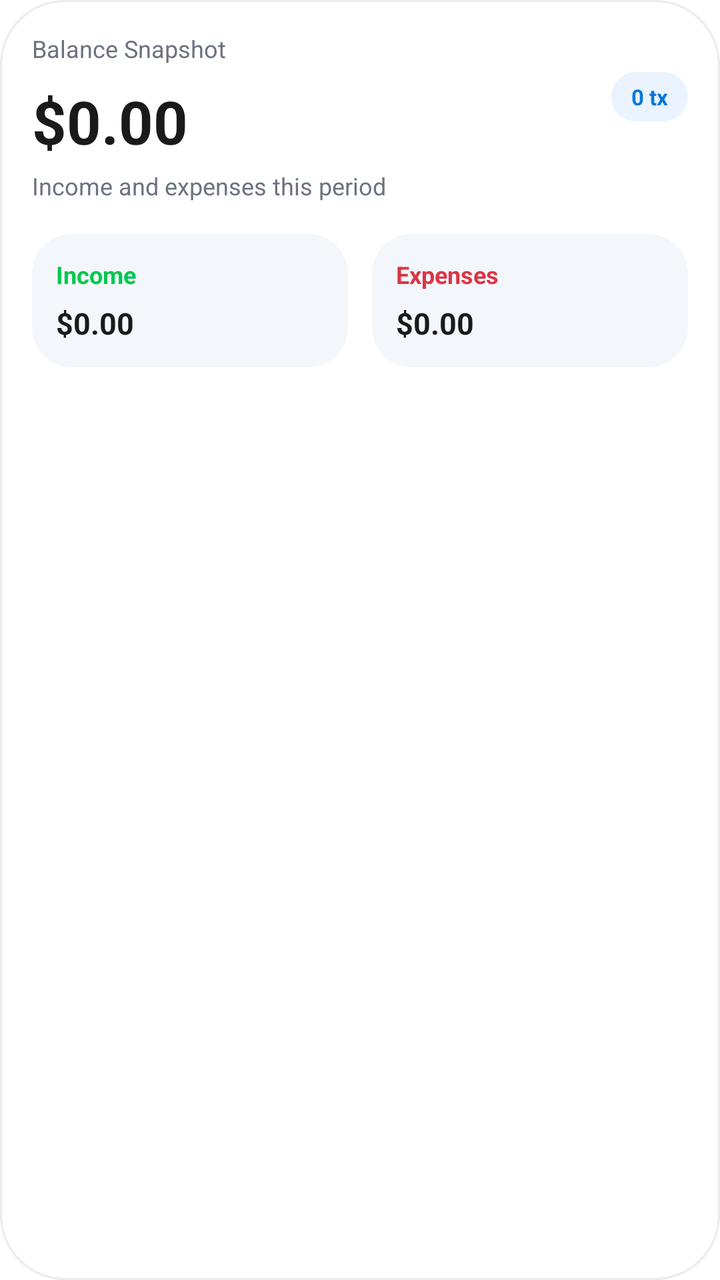
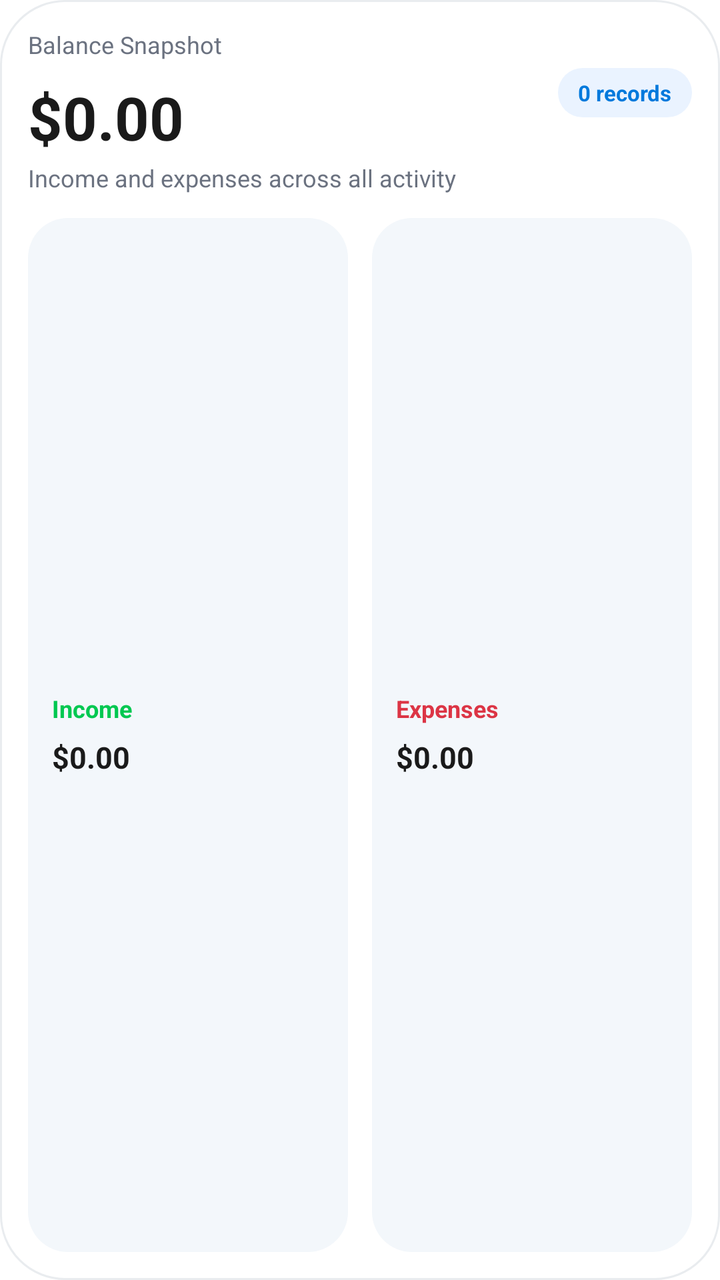

Compare the two renders of this Android layout. The source of the first and the diff that turns it into the second are given below.
<!-- AndroidManifest.xml: fallback theme Theme.MaterialComponents.DayNight.NoActionBar -->
<!-- res/layout/balance_widget.xml -->
<?xml version="1.0" encoding="utf-8"?>
<LinearLayout xmlns:android="http://schemas.android.com/apk/res/android"
    android:id="@+id/widget_container"
    android:layout_width="match_parent"
    android:layout_height="match_parent"
    android:background="@drawable/balance_card_background"
    android:orientation="vertical"
    android:padding="16dp">

    <LinearLayout
        android:layout_width="match_parent"
        android:layout_height="wrap_content"
        android:gravity="center_vertical"
        android:orientation="horizontal">

        <LinearLayout
            android:layout_width="0dp"
            android:layout_height="wrap_content"
            android:layout_weight="1"
            android:orientation="vertical">

            <TextView
                android:layout_width="wrap_content"
                android:layout_height="wrap_content"
                android:text="Balance Snapshot"
                android:textColor="@color/widget_text_secondary"
                android:textSize="12sp" />

            <TextView
                android:id="@+id/widget_balance"
                android:layout_width="wrap_content"
                android:layout_height="wrap_content"
                android:layout_marginTop="8dp"
                android:text="$0.00"
                android:textColor="@color/widget_text_primary"
                android:textSize="30sp"
                android:textStyle="bold" />
        </LinearLayout>

        <TextView
            android:id="@+id/widget_transaction_count"
            android:layout_width="wrap_content"
            android:layout_height="wrap_content"
            android:background="@drawable/widget_status_chip_background"
            android:paddingHorizontal="10dp"
            android:paddingVertical="5dp"
            android:text="0 tx"
            android:textColor="@color/widget_goal_progress"
            android:textSize="11sp"
            android:textStyle="bold" />
    </LinearLayout>

    <TextView
        android:layout_width="wrap_content"
        android:layout_height="wrap_content"
        android:layout_marginTop="4dp"
        android:text="Income and expenses this period"
        android:textColor="@color/widget_text_secondary"
        android:textSize="12sp" />

    <LinearLayout
        android:layout_width="match_parent"
        android:layout_height="wrap_content"
        android:layout_marginTop="16dp"
        android:orientation="horizontal">

        <LinearLayout
            android:id="@+id/widget_income_card"
            android:layout_width="0dp"
            android:layout_height="wrap_content"
            android:layout_marginEnd="6dp"
            android:layout_weight="1"
            android:background="@drawable/widget_metric_card_background"
            android:clickable="true"
            android:focusable="true"
            android:orientation="vertical"
            android:padding="12dp">

            <TextView
                android:layout_width="wrap_content"
                android:layout_height="wrap_content"
                android:text="Income"
                android:textColor="@color/widget_income"
                android:textSize="12sp"
                android:textStyle="bold" />

            <TextView
                android:id="@+id/widget_income"
                android:layout_width="wrap_content"
                android:layout_height="wrap_content"
                android:layout_marginTop="6dp"
                android:text="$0.00"
                android:textColor="@color/widget_text_primary"
                android:textSize="15sp"
                android:textStyle="bold" />
        </LinearLayout>

        <LinearLayout
            android:id="@+id/widget_expense_card"
            android:layout_width="0dp"
            android:layout_height="wrap_content"
            android:layout_marginStart="6dp"
            android:layout_weight="1"
            android:background="@drawable/widget_metric_card_background"
            android:clickable="true"
            android:focusable="true"
            android:orientation="vertical"
            android:padding="12dp">

            <TextView
                android:layout_width="wrap_content"
                android:layout_height="wrap_content"
                android:text="Expenses"
                android:textColor="@color/widget_expense"
                android:textSize="12sp"
                android:textStyle="bold" />

            <TextView
                android:id="@+id/widget_expenses"
                android:layout_width="wrap_content"
                android:layout_height="wrap_content"
                android:layout_marginTop="6dp"
                android:text="$0.00"
                android:textColor="@color/widget_text_primary"
                android:textSize="15sp"
                android:textStyle="bold" />
        </LinearLayout>
    </LinearLayout>

</LinearLayout>
<!-- resources referenced by this layout -->
<resources>
  <color name="widget_expense">#DC3545</color>
  <color name="widget_goal_progress">#0079DC</color>
  <color name="widget_income">#00C851</color>
  <color name="widget_text_primary">#1A1A1A</color>
  <color name="widget_text_secondary">#6B7280</color>
  <!-- drawable balance_card_background (drawable) -->
  <?xml version="1.0" encoding="utf-8"?>
  <layer-list xmlns:android="http://schemas.android.com/apk/res/android">
      
      <item
          android:left="1dp"
          android:top="1dp"
          android:right="1dp"
          android:bottom="1dp">
          <shape>
              <solid android:color="@color/widget_card_bg" />
              <corners android:radius="32dp" />
          </shape>
      </item>
      
      <item>
          <shape>
              <solid android:color="@android:color/transparent" />
              <corners android:radius="32dp" />
              <stroke
                  android:width="1dp"
                  android:color="@color/widget_divider" />
          </shape>
      </item>
  </layer-list>
  <!-- drawable widget_metric_card_background (drawable) -->
  <?xml version="1.0" encoding="utf-8"?>
  <shape xmlns:android="http://schemas.android.com/apk/res/android">
      <solid android:color="@color/widget_surface_alt" />
      <corners android:radius="20dp" />
  </shape>
  <!-- drawable widget_status_chip_background (drawable) -->
  <?xml version="1.0" encoding="utf-8"?>
  <shape xmlns:android="http://schemas.android.com/apk/res/android">
      <solid android:color="@color/widget_surface_accent" />
      <corners android:radius="999dp" />
  </shape>
  <color name="widget_card_bg">#FFFFFFFF</color>
  <color name="widget_divider">#E9ECEF</color>
  <color name="widget_surface_alt">#F3F7FB</color>
  <color name="widget_surface_accent">#EAF3FF</color>
</resources>

<!-- the commit's change to res/layout/balance_widget.xml (unified diff, before → after) -->
@@ -5,7 +5,7 @@
     android:layout_height="match_parent"
     android:background="@drawable/balance_card_background"
     android:orientation="vertical"
-    android:padding="16dp">
+    android:padding="14dp">
 
     <LinearLayout
         android:layout_width="match_parent"
@@ -44,7 +44,7 @@
             android:background="@drawable/widget_status_chip_background"
             android:paddingHorizontal="10dp"
             android:paddingVertical="5dp"
-            android:text="0 tx"
+            android:text="0 records"
             android:textColor="@color/widget_goal_progress"
             android:textSize="11sp"
             android:textStyle="bold" />
@@ -53,26 +53,29 @@
     <TextView
         android:layout_width="wrap_content"
         android:layout_height="wrap_content"
-        android:layout_marginTop="4dp"
-        android:text="Income and expenses this period"
+        android:layout_marginTop="2dp"
+        android:text="Income and expenses across all activity"
         android:textColor="@color/widget_text_secondary"
         android:textSize="12sp" />
 
     <LinearLayout
         android:layout_width="match_parent"
-        android:layout_height="wrap_content"
-        android:layout_marginTop="16dp"
+        android:layout_height="0dp"
+        android:layout_marginTop="12dp"
+        android:layout_weight="1"
+        android:gravity="bottom"
         android:orientation="horizontal">
 
         <LinearLayout
             android:id="@+id/widget_income_card"
             android:layout_width="0dp"
-            android:layout_height="wrap_content"
+            android:layout_height="match_parent"
             android:layout_marginEnd="6dp"
             android:layout_weight="1"
             android:background="@drawable/widget_metric_card_background"
             android:clickable="true"
             android:focusable="true"
+            android:gravity="center_vertical"
             android:orientation="vertical"
             android:padding="12dp">
 
@@ -98,12 +101,13 @@
         <LinearLayout
             android:id="@+id/widget_expense_card"
             android:layout_width="0dp"
-            android:layout_height="wrap_content"
+            android:layout_height="match_parent"
             android:layout_marginStart="6dp"
             android:layout_weight="1"
             android:background="@drawable/widget_metric_card_background"
             android:clickable="true"
             android:focusable="true"
+            android:gravity="center_vertical"
             android:orientation="vertical"
             android:padding="12dp">
 
